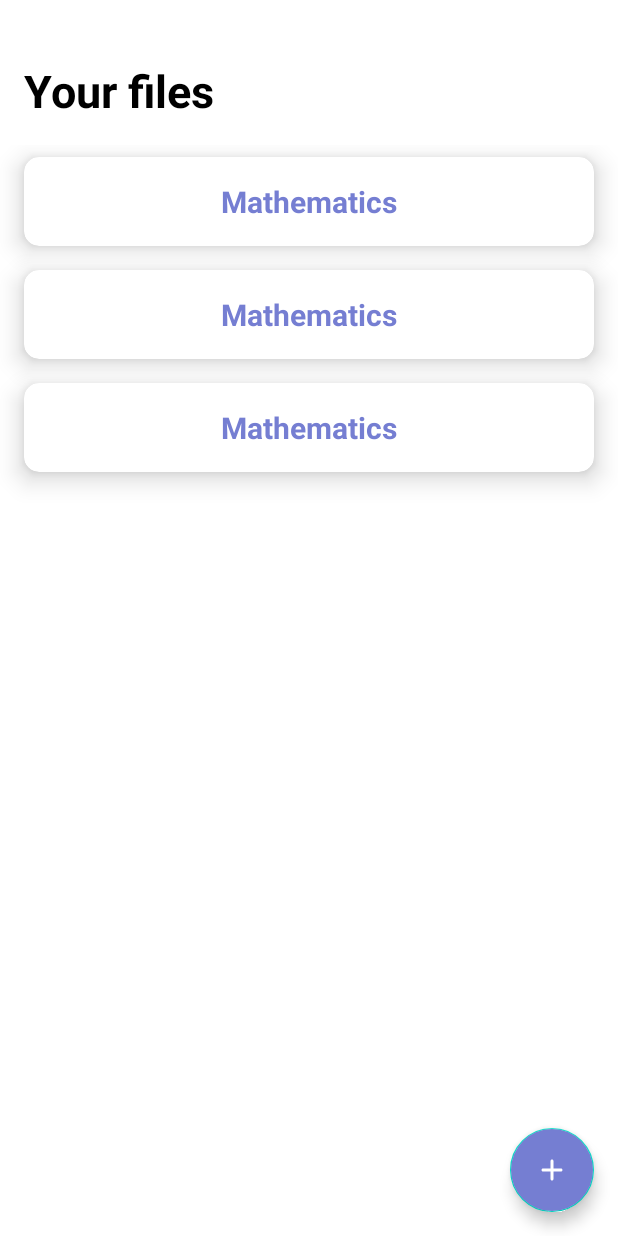
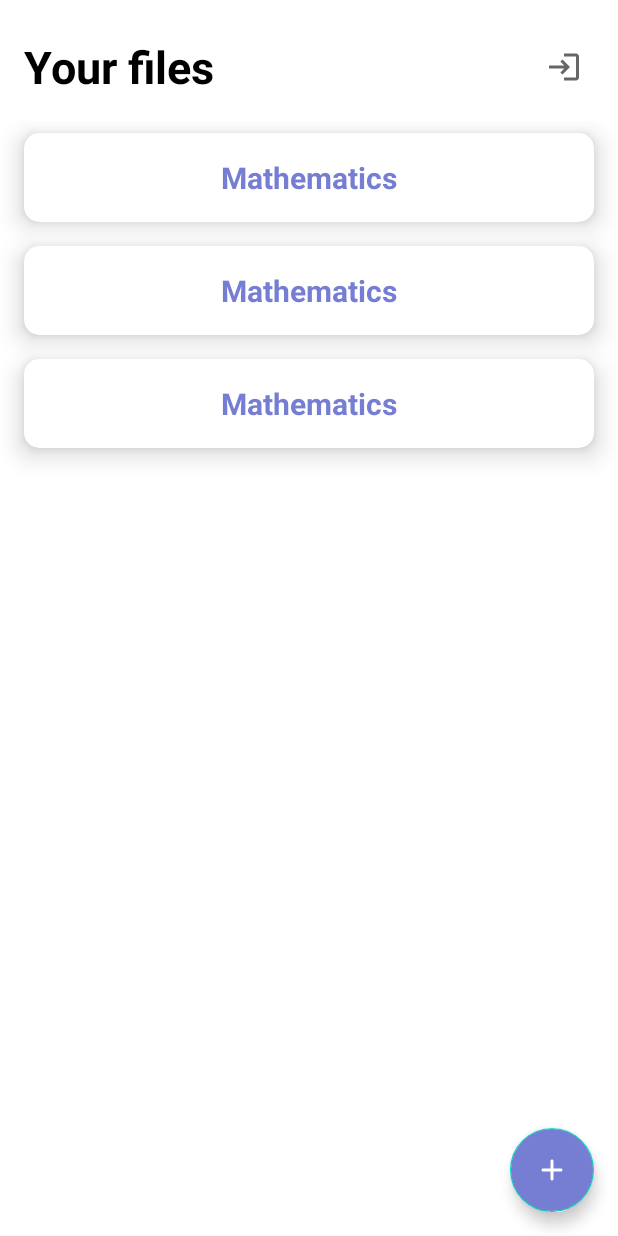
Before and after one commit to daniel-waiguru/DroidHub, an Android app: the layout fragment_home.xml on its own in the app's theme, with its tools: preview values and no code run, on a phone screen of 412 x 824 dp. Run offline under Robolectric (Android 15) with nearby library versions, the phone set to English and light mode, and no system bars.

Commit message:
feat: add user signout functionlity

```diff
--- a/app/src/main/java/tech/danielwaiguru/droidhub/repository/MainRepository.kt
+++ b/app/src/main/java/tech/danielwaiguru/droidhub/repository/MainRepository.kt
@@ -14,4 +14,5 @@ interface MainRepository {
     fun saveFile(fileName: String, downloadUrl: String): ResultWrapper<Task<Void>>
     suspend fun uploadFile(fileUri: Uri, fileName: String): ResultWrapper<String>
     fun getFiles(): Query
+    fun signOut()
 }
--- a/app/src/main/java/tech/danielwaiguru/droidhub/repository/MainRepositoryImpl.kt
+++ b/app/src/main/java/tech/danielwaiguru/droidhub/repository/MainRepositoryImpl.kt
@@ -77,4 +77,8 @@ class MainRepositoryImpl: MainRepository {
     override fun getFiles(): Query {
         return database.collection(FILES_BUCKET).orderBy("fileName", Query.Direction.ASCENDING)
     }
+
+    override fun signOut() {
+        auth.signOut()
+    }
 }
--- a/app/src/main/java/tech/danielwaiguru/droidhub/ui/home/HomeViewModel.kt
+++ b/app/src/main/java/tech/danielwaiguru/droidhub/ui/home/HomeViewModel.kt
@@ -35,4 +35,5 @@ class HomeViewModel : ViewModel() {
             }
         }
     }
+    fun signOut() = repository.signOut()
 }
--- a/app/src/main/java/tech/danielwaiguru/droidhub/ui/upload/UploadFileViewModel.kt
+++ b/app/src/main/java/tech/danielwaiguru/droidhub/ui/upload/UploadFileViewModel.kt
@@ -18,12 +18,6 @@ class UploadFileViewModel : ViewModel() {
     private val _toast: MutableLiveData<String> = MutableLiveData()
     val toast: LiveData<String?>
         get() = _toast
-    fun saveFile(fileName: String, downloadUrl: String) {
-        repository.saveFile(fileName, downloadUrl)
-    }
-    suspend fun uploadFile(fileUri: Uri, fileName: String): ResultWrapper<String> {
-        return repository.uploadFile(fileUri, fileName)
-    }
     fun saveRFile(fileUri: Uri, fileName: String) {
         _loading.value = true
         viewModelScope.launch {
--- /dev/null
+++ b/app/src/main/res/drawable/ic_logout.xml
@@ -0,0 +1,10 @@
+<vector xmlns:android="http://schemas.android.com/apk/res/android"
+    android:width="24dp"
+    android:height="24dp"
+    android:viewportWidth="24"
+    android:viewportHeight="24"
+    android:tint="?attr/colorControlNormal">
+  <path
+      android:fillColor="@android:color/white"
+      android:pathData="M11,7L9.6,8.4l2.6,2.6H2v2h10.2l-2.6,2.6L11,17l5,-5L11,7zM20,19h-8v2h8c1.1,0 2,-0.9 2,-2V5c0,-1.1 -0.9,-2 -2,-2h-8v2h8V19z"/>
+</vector>
--- a/app/src/main/res/drawable/purple_rectangle_button.xml
+++ b/app/src/main/res/drawable/purple_rectangle_button.xml
@@ -2,6 +2,6 @@
 <shape xmlns:android="http://schemas.android.com/apk/res/android"
     android:shape="rectangle"
     android:padding="10dp">
-    <solid android:color="@color/colorPrimary" />
+    <solid android:color="@color/color_primary" />
     <corners android:radius="10dp"/>
 </shape>
--- a/app/src/main/res/layout/file_item.xml
+++ b/app/src/main/res/layout/file_item.xml
@@ -20,7 +20,7 @@
             android:layout_height="match_parent"
             android:textAlignment="center"
             tools:text="Mathematics"
-            android:textColor="@color/colorPrimary"
+            android:textColor="@color/color_primary"
             android:textStyle="bold"
             android:textSize="@dimen/subtitle_size"
             />
--- a/app/src/main/res/layout/fragment_home.xml
+++ b/app/src/main/res/layout/fragment_home.xml
@@ -17,8 +17,19 @@
         app:layout_constraintTop_toTopOf="parent"
         android:layout_marginStart="@dimen/margin"
         android:layout_marginBottom="@dimen/margin"
-        android:layout_marginTop="@dimen/margin_top_large"
+        android:layout_marginTop="@dimen/margin_top_medium"
         />
+    <ImageView
+        android:id="@+id/actionLogout"
+        android:layout_width="wrap_content"
+        android:layout_height="wrap_content"
+        app:layout_constraintTop_toTopOf="@id/filesTitle"
+        app:layout_constraintBottom_toBottomOf="@id/filesTitle"
+        app:layout_constraintEnd_toEndOf="parent"
+        android:src="@drawable/ic_logout"
+        android:layout_marginEnd="@dimen/margin_top_medium"
+        android:contentDescription="@string/sign_out_use" />
+
     <androidx.recyclerview.widget.RecyclerView
         android:id="@+id/filesRecyclerView"
         android:layout_width="match_parent"
@@ -48,7 +59,7 @@
         android:layout_width="wrap_content"
         android:layout_height="wrap_content"
         app:tint="@color/white"
-        android:backgroundTint="@color/colorPrimary"
+        android:backgroundTint="@color/color_primary"
         app:layout_constraintEnd_toEndOf="parent"
         app:layout_constraintBottom_toBottomOf="parent"
         android:layout_margin="@dimen/margin"
--- a/app/src/main/res/layout/fragment_sign_in.xml
+++ b/app/src/main/res/layout/fragment_sign_in.xml
@@ -61,7 +61,7 @@
         app:layout_constraintTop_toBottomOf="@id/passwordLayout"
         app:layout_constraintStart_toStartOf="@id/passwordLayout"
         app:layout_constraintEnd_toEndOf="@id/passwordLayout"
-        android:indeterminateTint="@color/colorPrimary"
+        android:indeterminateTint="@color/color_primary"
         app:layout_constraintBottom_toTopOf="@id/signInButton"
         />
     <Button
--- a/app/src/main/res/layout/fragment_sign_up.xml
+++ b/app/src/main/res/layout/fragment_sign_up.xml
@@ -74,7 +74,7 @@
         app:layout_constraintTop_toBottomOf="@id/passwordLayout"
         app:layout_constraintStart_toStartOf="@id/passwordLayout"
         app:layout_constraintEnd_toEndOf="@id/passwordLayout"
-        android:indeterminateTint="@color/colorPrimary"
+        android:indeterminateTint="@color/color_primary"
         app:layout_constraintBottom_toTopOf="@id/signUpButton"
         />
 
--- a/app/src/main/res/layout/fragment_splash.xml
+++ b/app/src/main/res/layout/fragment_splash.xml
@@ -4,7 +4,7 @@
     xmlns:tools="http://schemas.android.com/tools"
     android:layout_width="match_parent"
     android:layout_height="match_parent"
-    android:background="@color/colorPrimary"
+    android:background="@color/color_primary"
     tools:context=".ui.splash.SplashFragment">
 
     <TextView
--- a/app/src/main/res/layout/fragment_upload_file.xml
+++ b/app/src/main/res/layout/fragment_upload_file.xml
@@ -57,7 +57,7 @@
         app:layout_constraintTop_toBottomOf="@id/chooseFileButton"
         app:layout_constraintStart_toStartOf="@id/chooseFileButton"
         app:layout_constraintEnd_toEndOf="@id/chooseFileButton"
-        android:indeterminateTint="@color/colorPrimary"
+        android:indeterminateTint="@color/color_primary"
         app:layout_constraintBottom_toTopOf="@id/uploadFileButton"
         />
     <Button
@@ -70,7 +70,7 @@
         android:layout_marginTop="250dp"
         style="@style/CustomButton"
         android:textStyle="bold"
-        android:backgroundTint="@color/colorPrimary"
+        android:backgroundTint="@color/color_primary"
         app:layout_constraintStart_toStartOf="@id/chooseFileButton"
         app:layout_constraintEnd_toEndOf="@id/chooseFileButton"
         app:layout_constraintTop_toBottomOf="@id/chooseFileButton"
--- a/app/src/main/res/navigation/nav_graph.xml
+++ b/app/src/main/res/navigation/nav_graph.xml
@@ -67,5 +67,9 @@
         <action
             android:id="@+id/action_homeFragment_to_uploadFileFragment"
             app:destination="@id/uploadFileFragment" />
+        <action
+            android:id="@+id/action_homeFragment_to_signInFragment"
+            app:destination="@id/signInFragment"
+            app:popUpTo="@id/nav_graph" />
     </fragment>
 </navigation>
--- a/app/src/main/res/values/colors.xml
+++ b/app/src/main/res/values/colors.xml
@@ -7,8 +7,8 @@
     <color name="teal_700">#FF018786</color>
     <color name="black">#FF000000</color>
     <color name="white">#FFFFFFFF</color>
-    <color name="colorPrimary">#757ED2</color>
-    <color name="colorSecondary">#E3E5F6</color>
+    <color name="color_primary">#757ED2</color>
+    <color name="color_secondary">#E3E5F6</color>
     <color name="gray">#E5E5E5</color>
     <color name="textColor">#000</color>
 </resources>
--- a/app/src/main/res/values/dimens.xml
+++ b/app/src/main/res/values/dimens.xml
@@ -9,4 +9,5 @@
     <dimen name="card_radius">10dp</dimen>
     <dimen name="progress_bar_size">60dp</dimen>
     <dimen name="margin_small">8dp</dimen>
+    <dimen name="margin_top_medium">24dp</dimen>
 </resources>
--- a/app/src/main/res/values/strings.xml
+++ b/app/src/main/res/values/strings.xml
@@ -20,4 +20,5 @@
     <string name="password_error">Password should be more than 6 characters</string>
     <string name="login_success">Login successful</string>
     <string name="file_error">File name is required!</string>
+    <string name="sign_out_use">Sign Out use</string>
 </resources>
```
Also changed, not shown: app/src/main/java/tech/danielwaiguru/droidhub/ui/home/HomeFragment.kt (+7 -0 lines).
